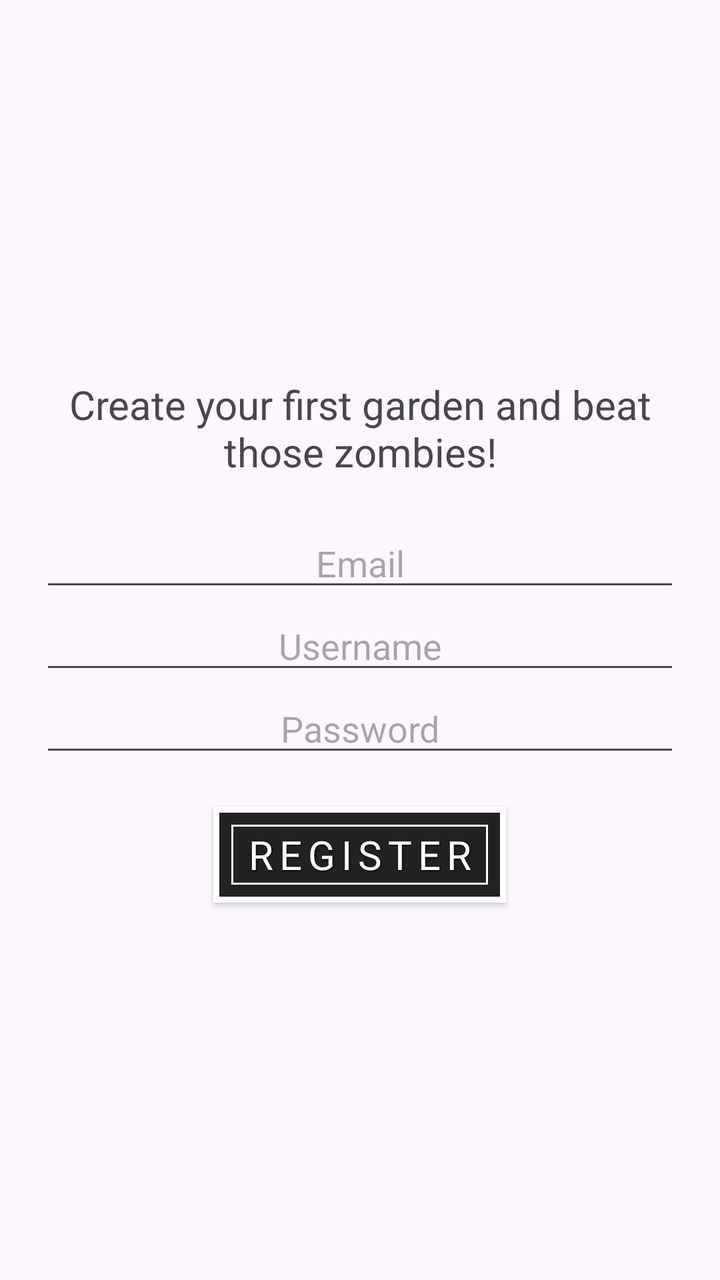
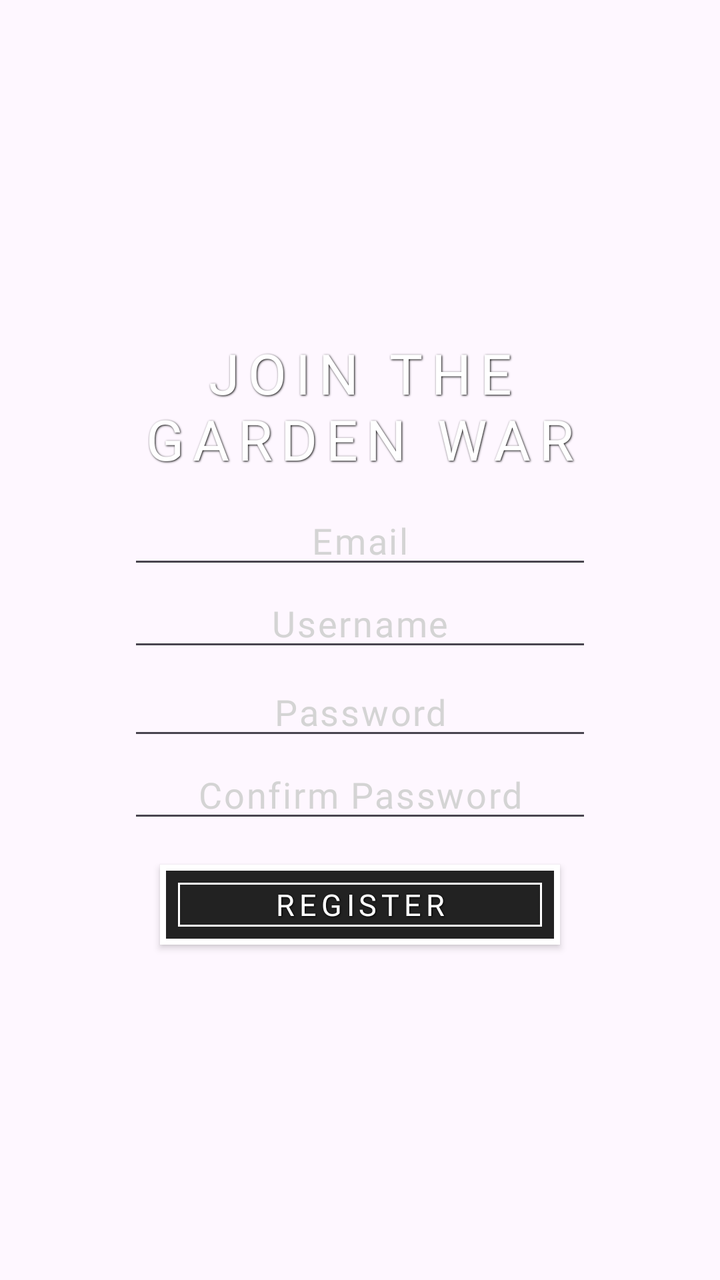

Compare the two renders of this Android layout. The source of the first and the diff that turns it into the second are given below.
<!-- AndroidManifest.xml: application theme Theme.PvZOnline -->
<!-- res/layout/fragment_register.xml -->
<?xml version="1.0" encoding="utf-8"?>
<LinearLayout
    xmlns:android="http://schemas.android.com/apk/res/android"
    android:layout_width="match_parent"
    android:layout_height="match_parent"

    android:gravity="center"
    android:orientation="vertical"
    android:padding="24dp">

    <TextView
        android:layout_width="wrap_content"
        android:layout_height="wrap_content"
        android:text="Create your first garden and beat those zombies!"
        android:textSize="20dp"
        android:layout_marginBottom="20dp"
        android:textAlignment="center" />

    <EditText
        android:id="@+id/emailInputRegister"
        android:hint="Email"
        android:layout_width="400dp"
        android:layout_height="wrap_content"
        android:textAlignment="center"
        android:inputType="textEmailAddress" />

    <EditText
        android:id="@+id/usernameInputRegister"
        android:hint="Username"
        android:layout_width="400dp"
        android:layout_height="wrap_content"
        android:textAlignment="center"
        android:inputType="text" />

    <EditText
        android:id="@+id/passwordInputRegister"
        android:hint="Password"
        android:layout_width="400dp"
        android:layout_height="wrap_content"
        android:textAlignment="center"
        android:inputType="textPassword" />

    <androidx.appcompat.widget.AppCompatButton
        android:id="@+id/registerButton"
        android:text="Register"
        android:layout_width="wrap_content"
        android:layout_height="wrap_content"
        android:layout_marginTop="20dp"
        style="@style/RetroButton"/>
</LinearLayout>
<!-- resources referenced by this layout -->
<resources>
  <style name="RetroButton" parent="Widget.AppCompat.Button">
          <item name="android:textAllCaps">true</item>
          <item name="android:textColor">#FFFFFF</item>
          <item name="android:textSize">20sp</item>
          <item name="android:fontFamily">@font/alegreya_sans_sc_bold</item>
          <item name="android:letterSpacing">0.15</item>
          <item name="android:shadowColor">#000000</item>
          <item name="android:shadowDx">1</item>
          <item name="android:shadowDy">1</item>
          <item name="android:shadowRadius">2</item>
          <item name="android:background">@drawable/btn_retro_pressed</item> 
          <item name="android:paddingLeft">16dp</item>
          <item name="android:paddingRight">16dp</item>
          <item name="android:paddingTop">8dp</item>
          <item name="android:paddingBottom">8dp</item>
          <item name="android:gravity">center</item>
      </style>
  <style name="Theme.PvZOnline" parent="Base.Theme.PvZOnline" />
  <!-- drawable btn_retro_pressed (drawable) -->
  <selector xmlns:android="http://schemas.android.com/apk/res/android">
      
      <item android:state_pressed="true" android:drawable="@drawable/btn_retro_pressed_bg"/>
      
      <item android:drawable="@drawable/btn_retro_bg"/>
  </selector>
  <style name="Base.Theme.PvZOnline" parent="Theme.Material3.DayNight.NoActionBar">
          
          
      </style>
  <!-- drawable btn_retro_pressed_bg (drawable) -->
  <layer-list xmlns:android="http://schemas.android.com/apk/res/android">
  
      
      <item>
          <shape android:shape="rectangle">
              <solid android:color="#D64933"/> 
          </shape>
      </item>
  
      
      <item>
          <shape android:shape="rectangle">
              <stroke android:width="3dp" android:color="#FFFFFF"/>
              <padding android:left="3dp" android:top="3dp" android:right="3dp" android:bottom="3dp"/>
          </shape>
      </item>
  
      <item android:left="6dp" android:top="6dp" android:right="6dp" android:bottom="6dp">
          <shape android:shape="rectangle">
              <stroke android:width="1dp" android:color="#FFFFFF"/>
          </shape>
      </item>
  
  </layer-list>
  <!-- drawable btn_retro_bg (drawable) -->
  <layer-list xmlns:android="http://schemas.android.com/apk/res/android">
  
      
      <item>
          <shape android:shape="rectangle">
              <solid android:color="#222222"/>
          </shape>
      </item>
  
      
      <item>
          <shape android:shape="rectangle">
              <stroke android:width="3dp" android:color="#FFFFFF"/>
              <padding android:left="3dp" android:top="3dp" android:right="3dp" android:bottom="3dp"/>
          </shape>
      </item>
  
      <item android:left="6dp" android:top="6dp" android:right="6dp" android:bottom="6dp">
          <shape android:shape="rectangle">
              <stroke android:width="1dp" android:color="#FFFFFF"/>
          </shape>
      </item>
  
  </layer-list>
</resources>

<!-- the commit's change to res/layout/fragment_register.xml (unified diff, before → after) -->
@@ -2,49 +2,73 @@
 <LinearLayout
     xmlns:android="http://schemas.android.com/apk/res/android"
     android:layout_width="match_parent"
-    android:layout_height="match_parent"
+    android:layout_height="wrap_content"
+    android:orientation="vertical"
+    android:gravity="center"
+    android:paddingHorizontal="64dp">
 
-    android:gravity="center"
-    android:orientation="vertical"
-    android:padding="24dp">
-
+    
     <TextView
+        android:id="@+id/registerTitle"
         android:layout_width="wrap_content"
         android:layout_height="wrap_content"
-        android:text="Create your first garden and beat those zombies!"
-        android:textSize="20dp"
-        android:layout_marginBottom="20dp"
+        style="@style/RetroText"
+        android:text="Join the Garden War"
+        android:layout_marginBottom="10dp"
         android:textAlignment="center" />
 
+    
     <EditText
         android:id="@+id/emailInputRegister"
+        style="@style/RetroInput"
+        android:textColorHint="#d4d4d4"
+        android:layout_width="match_parent"
+        android:layout_height="wrap_content"
         android:hint="Email"
-        android:layout_width="400dp"
-        android:layout_height="wrap_content"
-        android:textAlignment="center"
-        android:inputType="textEmailAddress" />
+        android:inputType="textEmailAddress"
+        android:textAlignment="center" />
 
+    
     <EditText
         android:id="@+id/usernameInputRegister"
+        style="@style/RetroInput"
+        android:textColorHint="#d4d4d4"
+        android:layout_width="match_parent"
+        android:layout_height="wrap_content"
         android:hint="Username"
-        android:layout_width="400dp"
-        android:layout_height="wrap_content"
         android:textAlignment="center"
+        android:layout_marginBottom="3dp"
         android:inputType="text" />
 
+    
     <EditText
         android:id="@+id/passwordInputRegister"
+        style="@style/RetroInput"
+        android:textColorHint="#d4d4d4"
+        android:layout_width="match_parent"
+        android:layout_height="wrap_content"
         android:hint="Password"
-        android:layout_width="400dp"
+        android:inputType="textPassword"
+        android:textAlignment="center" />
+
+    
+    <EditText
+        android:id="@+id/passwordConfirmInputRegister"
+        style="@style/RetroInput"
+        android:textColorHint="#d4d4d4"
+        android:layout_width="match_parent"
         android:layout_height="wrap_content"
-        android:textAlignment="center"
-        android:inputType="textPassword" />
+        android:hint="Confirm Password"
+        android:inputType="textPassword"
+        android:textAlignment="center" />
 
+    
     <androidx.appcompat.widget.AppCompatButton
         android:id="@+id/registerButton"
+        style="@style/RetroButton"
+        android:layout_width="200dp"
+        android:layout_height="40dp"
+        android:layout_marginTop="16dp"
         android:text="Register"
-        android:layout_width="wrap_content"
-        android:layout_height="wrap_content"
-        android:layout_marginTop="20dp"
-        style="@style/RetroButton"/>
+        android:textSize="15dp" />
 </LinearLayout>
<!-- resource entries referenced after the edit -->
@@ -16,6 +16,24 @@
           <item name="android:paddingTop">8dp</item>
           <item name="android:paddingBottom">8dp</item>
           <item name="android:gravity">center</item>
+      </style>
+  <style name="RetroInput">
+          <item name="android:textColor">#FFFFFF</item>
+          <item name="android:textSize">18sp</item>
+          <item name="android:fontFamily">@font/alegreya_sans_sc_bold</item>
+          <item name="android:letterSpacing">0.05</item>
+          <item name="android:shadowRadius">0</item>
+      </style>
+  <style name="RetroText">
+          <item name="android:textColor">#FFFFFF</item>
+          <item name="android:textSize">28sp</item> 
+          <item name="android:fontFamily">@font/alegreya_sans_sc_bold</item>
+          <item name="android:letterSpacing">0.15</item>
+          <item name="android:shadowColor">#000000</item>
+          <item name="android:shadowDx">1</item>
+          <item name="android:shadowDy">1</item>
+          <item name="android:shadowRadius">2</item>
+          <item name="android:textAllCaps">true</item>
       </style>
   <style name="Theme.PvZOnline" parent="Base.Theme.PvZOnline" />
   <!-- drawable btn_retro_pressed (drawable) -->
